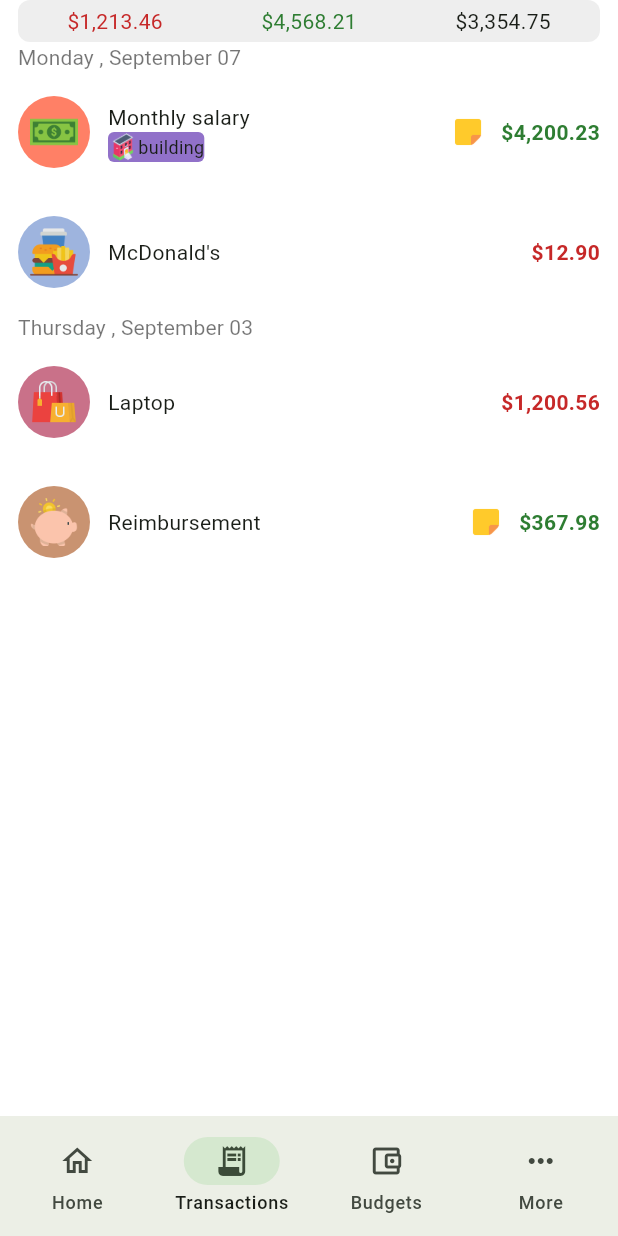
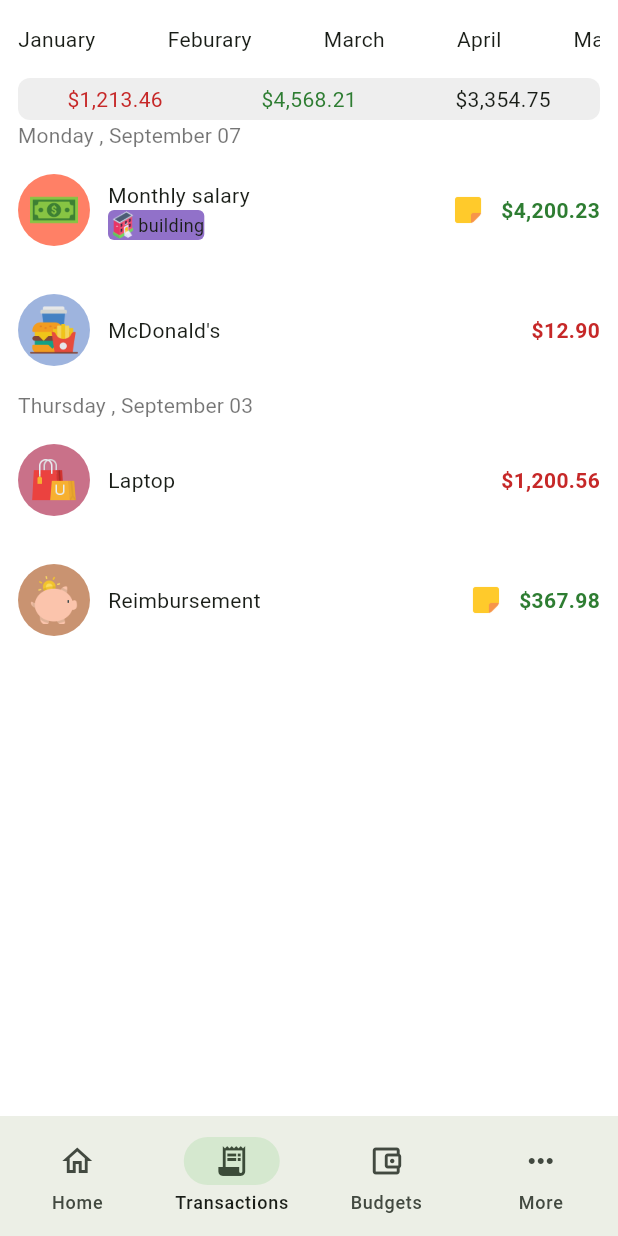
Before and after one commit to yousebastian1618/frudence, a Flutter app: the screen it shows after launch, item 2 of the bottom bar chosen, on a phone screen of 412 x 824 dp. Run offline on Flutter 3.47's test engine with Material 3 defaults, Android fonts, the phone set to English and light mode, and no system bars; our stand-ins replace go_router.

Commit message:
added month scroll on top

```diff
--- /dev/null
+++ b/lib/core/constants/time_constants.dart
@@ -0,0 +1,14 @@
+final MONTHS = [
+  'January',
+  'Feburary',
+  'March',
+  'April',
+  'May',
+  'June',
+  'July',
+  'August',
+  'September',
+  'October',
+  'November',
+  'December'
+];
--- /dev/null
+++ b/lib/core/widgets/horizontal_scroll.dart
@@ -0,0 +1,30 @@
+import 'package:flutter/cupertino.dart';
+
+class HorizontalScroll extends StatelessWidget {
+  const HorizontalScroll({
+    super.key,
+    required this.children,
+    this.spacing = 0,
+    this.horizontalPadding = 0,
+    this.verticalPadding = 0
+  });
+
+  final List<Widget> children;
+  final double spacing;
+  final double horizontalPadding;
+  final double verticalPadding;
+
+  @override
+  Widget build(BuildContext context) {
+    return SingleChildScrollView(
+      scrollDirection: Axis.horizontal,
+      padding: EdgeInsets.symmetric(
+        horizontal: horizontalPadding,
+        vertical: verticalPadding
+      ),
+      child: Row(
+        spacing: spacing,
+        children: children),
+    );
+  }
+}
--- a/lib/features/transaction/presentation/pages/transaction_page.dart
+++ b/lib/features/transaction/presentation/pages/transaction_page.dart
@@ -1,14 +1,25 @@
 import 'package:flutter/material.dart';
+import 'package:frudence/core/constants/time_constants.dart';
 import 'package:frudence/core/utils/constants/date_time_constants.dart';
 import 'package:frudence/core/utils/formatter.dart';
 import 'package:frudence/core/utils/list_utils.dart';
+import 'package:frudence/core/widgets/horizontal_scroll.dart';
 import 'package:frudence/features/transaction/data/dummy/sample_transactions.dart';
 import 'package:frudence/features/transaction/domain/entities/transaction.dart';
-import 'package:frudence/features/transaction/presentation/pages/transaction_balance_header.dart';
+import 'package:frudence/features/transaction/presentation/widgets/transaction_balance_header.dart';
 import 'package:frudence/features/transaction/presentation/widgets/transaction_box.dart';
 
-class TransactionPage extends StatelessWidget {
-  const TransactionPage({super.key});
+class TransactionPage extends StatefulWidget {
+  const TransactionPage({
+    super.key
+  });
+
+  @override
+  State<TransactionPage> createState() => _TransactionPageState();
+}
+
+class _TransactionPageState extends State<TransactionPage> {
+  String? _selectedMonth;
 
   @override
   Widget build(BuildContext context) {
@@ -38,6 +49,28 @@ class TransactionPage extends StatelessWidget {
       child: SafeArea(
         child: Column(
           children: [
+            HorizontalScroll(
+              spacing: 48,
+              verticalPadding: 16,
+              children: [
+                for (final month in MONTHS)
+                  Semantics(
+                    selected: _selectedMonth == month,
+                    button: true,
+                    child: InkWell(
+                      onTap: () => setState(() => _selectedMonth = month),
+                      child: Text(
+                        month,
+                        style: TextStyle(
+                          fontWeight: _selectedMonth == month
+                            ? FontWeight.bold
+                            : FontWeight.normal
+                        )
+                      )
+                    )
+                  )
+              ]
+            ),
             TransactionBalanceHeader(expense: totalExpense, income: totalIncome),
             Expanded(
               child: ListView.builder(
```
Also changed, not shown: lib/features/transaction/presentation/widgets/transaction_balance_header.dart (renamed from lib/features/transaction/presentation/pages/transaction_balance_header.dart), 1 other file.
